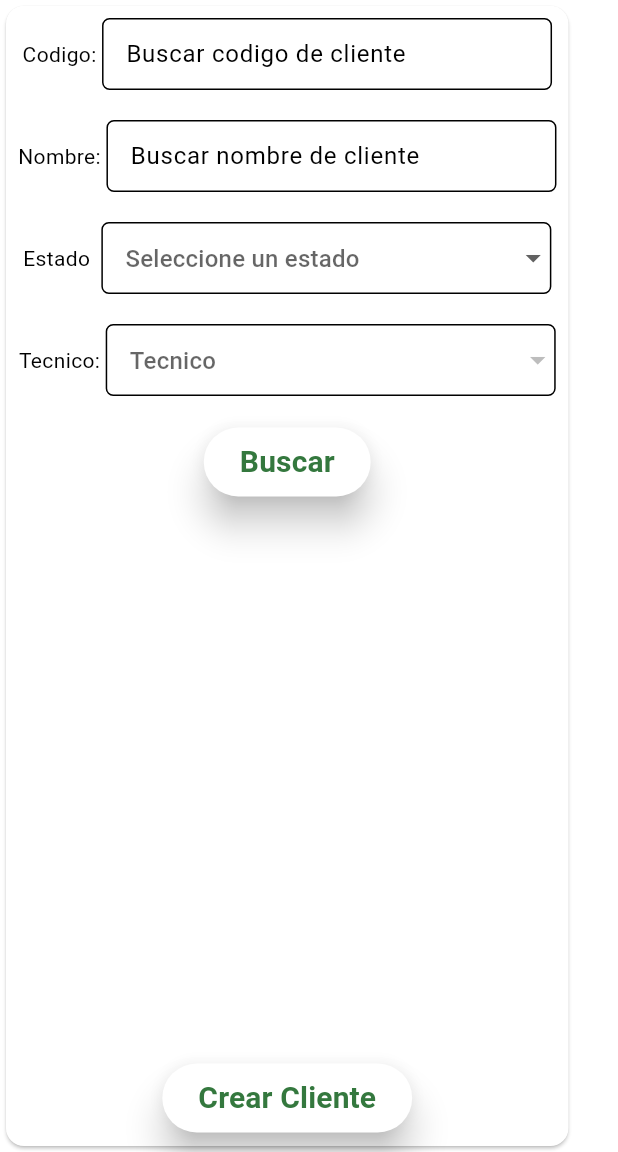
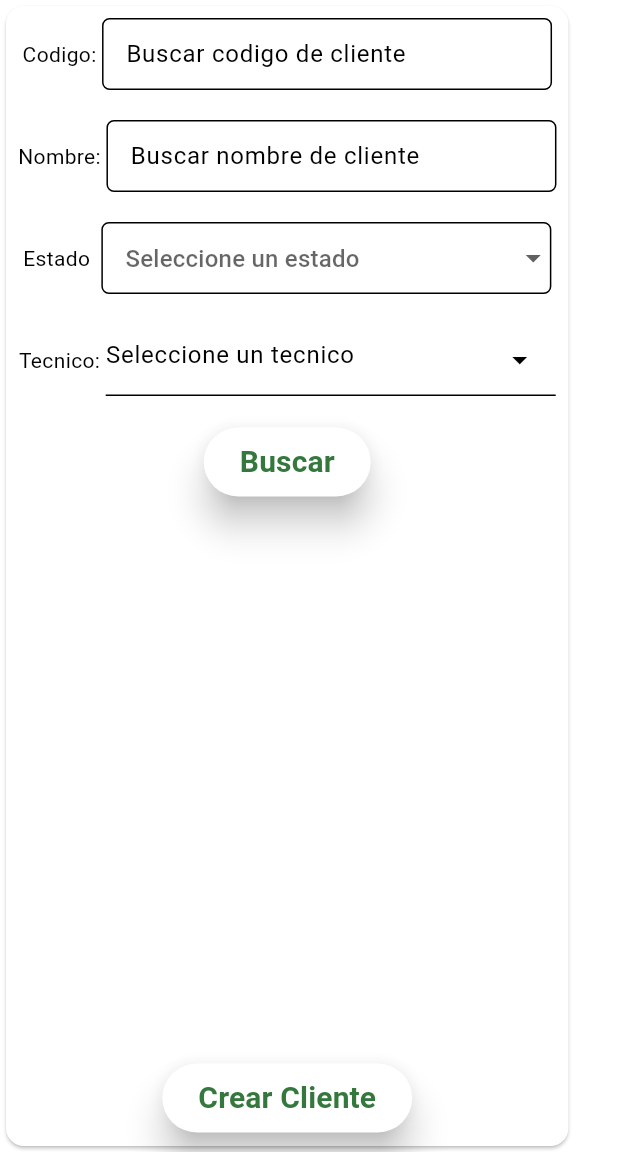
Before and after one commit to Lisofo/SEDEL_oficina, a Flutter app: the ClientesPage screen opened by its route, after a tap on "Seleccione un estado", on a phone screen of 412 x 824 dp, the part 84-1236 px from its top. Run offline on Flutter 3.47's test engine with Material 3 defaults, Android fonts, the light colour scheme and no system bars; drawn by our look-alikes of dropdown_search; our stand-ins replace dio, go_router, google_fonts, google_maps_flutter, mask_text_input_formatter, signature; missing offline and left inert: flutter_timetable, maps_launcher, universal_html; accounts and stored records are empty; network calls fail.

Commit message:
mas arreglos

```diff
--- a/lib/pages/PyR/indisponibilidades/indis_desktop.dart
+++ b/lib/pages/PyR/indisponibilidades/indis_desktop.dart
@@ -418,10 +418,8 @@ class _IndisponibilidadesDesktopState extends State<IndisponibilidadesDesktop> {
   Future<void> buscar(BuildContext context) async {
     selectedCliente = context.read<OrdenProvider>().clienteIndisponibilidad;
 
-    String fechaDesde =
-        ('${selectedDate.start.year}-${selectedDate.start.month}-${selectedDate.start.day}');
-    String fechaHasta =
-        ('${selectedDate.end.year}-${selectedDate.end.month}-${selectedDate.end.day} 23:59:59');
+    String fechaDesde = ('${selectedDate.start.year}-${selectedDate.start.month}-${selectedDate.start.day}');
+    String fechaHasta = ('${selectedDate.end.year}-${selectedDate.end.month}-${selectedDate.end.day} 23:59:59');
 
     String tecnicoId =
         selectedTecnico != null ? selectedTecnico!.tecnicoId.toString() : '';
--- a/lib/pages/gestion/clientes/clientes.dart
+++ b/lib/pages/gestion/clientes/clientes.dart
@@ -1,5 +1,6 @@
 // ignore_for_file: avoid_init_to_null
 
+import 'package:dropdown_search/dropdown_search.dart';
 import 'package:flutter/material.dart';
 import 'package:provider/provider.dart';
 import 'package:sedel_oficina_maqueta/models/estado_cliente.dart';
@@ -177,21 +178,21 @@ class _ClientesPageState extends State<ClientesPage> {
                         const Text('Tecnico: '),
                         SizedBox(
                           width: 300,
-                          child: CustomDropdownFormMenu(
-                            hint: 'Tecnico',
-                            value: selectedTecnico,
-                            onChanged: (value) async {
+                          child: DropdownSearch(
+                            dropdownDecoratorProps: const DropDownDecoratorProps(
+                              dropdownSearchDecoration: InputDecoration(
+                              hintText: 'Seleccione un tecnico')
+                            ),
+                            items: tecnicos,
+                            selectedItem: selectedTecnico,
+                            popupProps: const PopupProps.menu(
+                                showSearchBox: true, searchDelay: Duration.zero),
+                            onChanged: (value) {
                               setState(() {
                                 selectedTecnico = value;
                                 tecnicoFiltro = value!.tecnicoId;
                               });
                             },
-                            items: tecnicos.map((e) {
-                              return DropdownMenuItem(
-                                value: e,
-                                child: Text(e.nombre),
-                              );
-                            }).toList(),
                           ),
                         ),
                       ],
```
Also changed, not shown: lib/pages/gestion/marcas/marcas.dart (+3 -7 lines).
